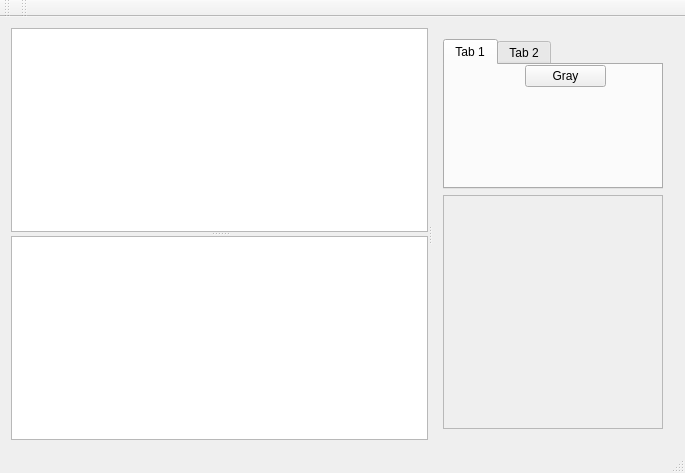
This is dicewindow.ui in stampho/dice as Qt 5 draws it before an edit. The edited form follows.
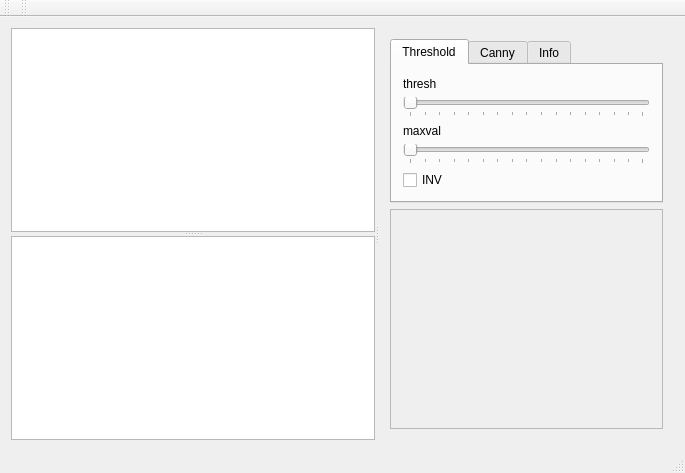
This is the edited form. The open tabs and pages were chosen to show the change.

Commit message: Add Threshold controller

```diff
--- a/dicewindow.ui
+++ b/dicewindow.ui
@@ -80,25 +80,72 @@
           </property>
           <widget class="QWidget" name="tab">
            <attribute name="title">
-            <string>Tab 1</string>
+            <string>Threshold</string>
            </attribute>
-           <widget class="QPushButton" name="grayButton">
-            <property name="geometry">
-             <rect>
-              <x>80</x>
-              <y>0</y>
-              <width>81</width>
-              <height>22</height>
-             </rect>
-            </property>
-            <property name="text">
-             <string>Gray</string>
-            </property>
-           </widget>
+           <layout class="QGridLayout" name="gridLayout_4">
+            <item row="0" column="0">
+             <widget class="QLabel" name="label">
+              <property name="text">
+               <string>thresh</string>
+              </property>
+             </widget>
+            </item>
+            <item row="3" column="0">
+             <widget class="QSlider" name="maxvalSlider">
+              <property name="maximum">
+               <number>255</number>
+              </property>
+              <property name="orientation">
+               <enum>Qt::Horizontal</enum>
+              </property>
+              <property name="tickPosition">
+               <enum>QSlider::TicksBelow</enum>
+              </property>
+              <property name="tickInterval">
+               <number>16</number>
+              </property>
+             </widget>
+            </item>
+            <item row="1" column="0">
+             <widget class="QSlider" name="threshSlider">
+              <property name="maximum">
+               <number>255</number>
+              </property>
+              <property name="orientation">
+               <enum>Qt::Horizontal</enum>
+              </property>
+              <property name="tickPosition">
+               <enum>QSlider::TicksBelow</enum>
+              </property>
+              <property name="tickInterval">
+               <number>16</number>
+              </property>
+             </widget>
+            </item>
+            <item row="2" column="0">
+             <widget class="QLabel" name="label_2">
+              <property name="text">
+               <string>maxval</string>
+              </property>
+             </widget>
+            </item>
+            <item row="4" column="0">
+             <widget class="QCheckBox" name="threshInvertToggle">
+              <property name="text">
+               <string>INV</string>
+              </property>
+             </widget>
+            </item>
+           </layout>
           </widget>
           <widget class="QWidget" name="tab_2">
            <attribute name="title">
-            <string>Tab 2</string>
+            <string>Canny</string>
+           </attribute>
+          </widget>
+          <widget class="QWidget" name="tab_3">
+           <attribute name="title">
+            <string>Info</string>
            </attribute>
           </widget>
          </widget>
@@ -128,8 +175,8 @@
             <rect>
              <x>0</x>
              <y>0</y>
-             <width>253</width>
-             <height>237</height>
+             <width>218</width>
+             <height>227</height>
             </rect>
            </property>
            <property name="sizePolicy">
```
Left out of the diff: 2 changed lines with no effect on the pictures. The commit also changes 3 other files.
